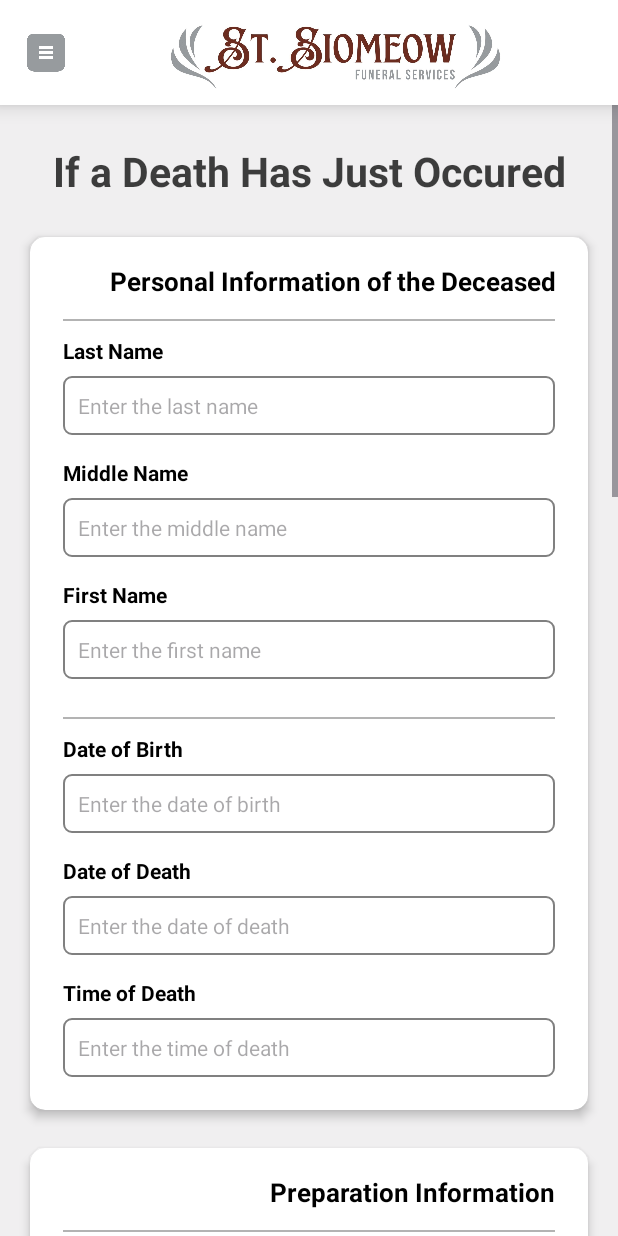
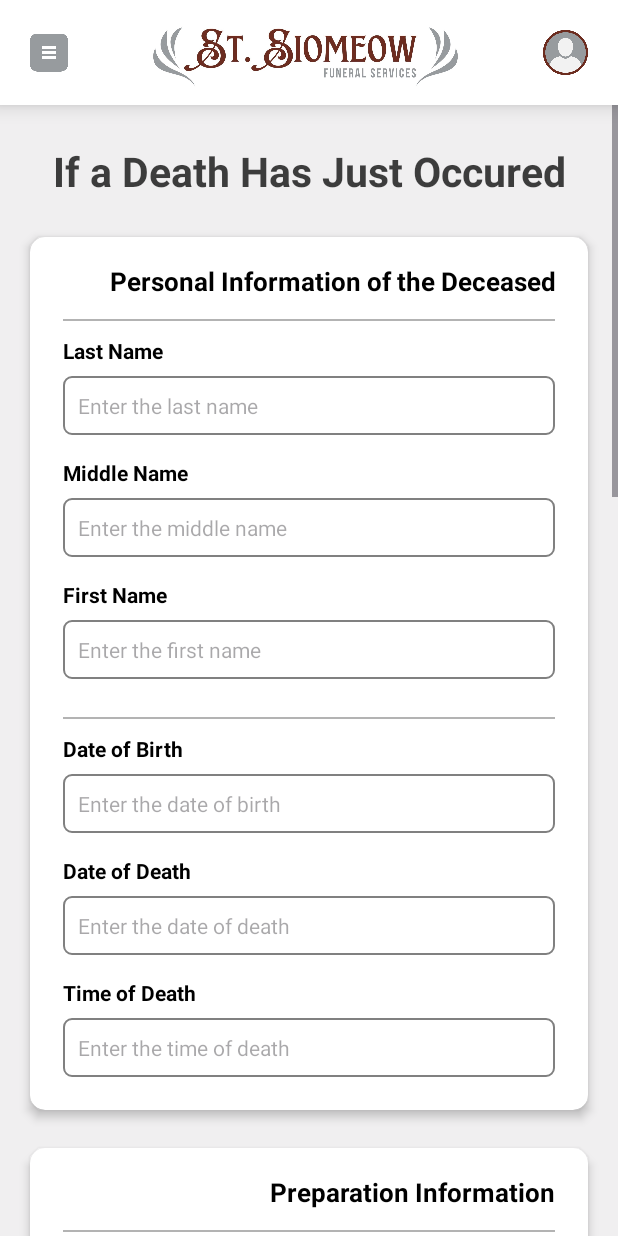
Before and after one commit to ShunMeizz/copyyMobDev, an Android app: the ImmediateNeedForm screen opened directly, with no data from a screen before it, on a phone screen of 412 x 824 dp. Run offline under Robolectric (Android 15) with nearby library versions, the phone set to English and light mode, and no system bars; Roboto replaces fonts that are not available here.

Commit message:
form update

```diff
--- a/app/src/main/java/com/example/mobiledev_project/Orbituary.java
+++ b/app/src/main/java/com/example/mobiledev_project/Orbituary.java
@@ -15,10 +15,5 @@ public class Orbituary extends AppCompatActivity {
         super.onCreate(savedInstanceState);
         EdgeToEdge.enable(this);
         setContentView(R.layout.activity_orbituary);
-        ViewCompat.setOnApplyWindowInsetsListener(findViewById(R.id.main), (v, insets) -> {
-            Insets systemBars = insets.getInsets(WindowInsetsCompat.Type.systemBars());
-            v.setPadding(systemBars.left, systemBars.top, systemBars.right, systemBars.bottom);
-            return insets;
-        });
     }
 }
--- a/app/src/main/res/layout/activity_immediate_need_form.xml
+++ b/app/src/main/res/layout/activity_immediate_need_form.xml
@@ -32,22 +32,28 @@
                 android:layout_height="70dp"
                 android:background="#FFFFFF"
                 android:orientation="horizontal"
-                android:padding="8dp">
+                android:padding="10dp">
 
                 <ImageView
-                    android:id="@+id/imageView3"
-                    android:layout_width="60dp"
+                    android:id="@+id/menu_bar"
+                    android:layout_width="25dp"
                     android:layout_height="wrap_content"
                     android:layout_marginLeft="10dp"
-                    android:layout_weight="1"
                     app:srcCompat="@drawable/menu" />
 
                 <ImageView
                     android:id="@+id/imageView"
                     android:layout_width="wrap_content"
                     android:layout_height="wrap_content"
-                    android:layout_weight="1"
-                    app:srcCompat="@drawable/siomeow_header" />
+                    app:srcCompat="@drawable/siomeow_header"
+                    android:layout_weight="1"/>
+
+                <ImageView
+                    android:id="@+id/user_profile"
+                    android:layout_width="30dp"
+                    android:layout_height="wrap_content"
+                    android:layout_marginRight="10dp"
+                    app:srcCompat="@drawable/userprofile1" />
 
             </LinearLayout>
 
```
Also changed, not shown: app/src/main/res/drawable/userprofile.png (deleted), app/src/main/res/drawable/userprofile1.png (added).
